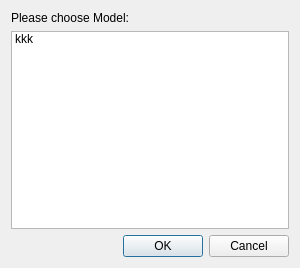
Before: the Qt Designer form TestFrame/ui_chooseCfgFile.ui in allenmo/python_study, drawn with Qt 5.
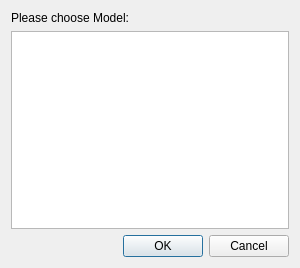
After: the same form once the commit is applied.

Diff of the .ui file:
```diff
--- a/TestFrame/ui_chooseCfgFile.ui
+++ b/TestFrame/ui_chooseCfgFile.ui
@@ -37,13 +37,7 @@
     </widget>
    </item>
    <item>
-    <widget class="QListWidget" name="listWidgetModel">
-     <item>
-      <property name="text">
-       <string>kkk</string>
-      </property>
-     </item>
-    </widget>
+    <widget class="QListWidget" name="listWidgetModel"/>
    </item>
    <item>
     <widget class="QDialogButtonBox" name="buttonBox">
```
